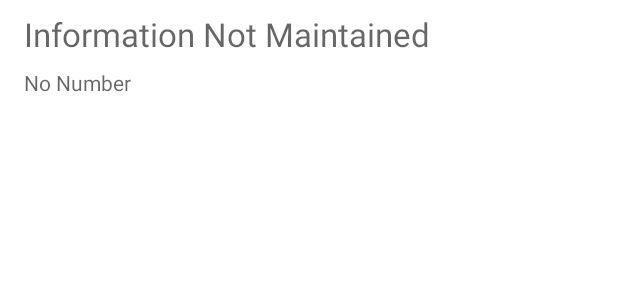
After one commit to kmt81282/myContactList, an Android app: the layout list_item.xml on its own in the app's theme, with its tools: preview values and no code run, on a phone screen of 412 x 824 dp. The commit adds this screen. Shown: the top 300 px of the screen. Run offline under Robolectric (Android 15) with nearby library versions, the phone set to English and light mode, and no system bars.

Commit message:
Chages to correct bugs

```diff
--- a/app/src/main/java/com/example/mycontactslistv3/ContactDBHelper.java
+++ b/app/src/main/java/com/example/mycontactslistv3/ContactDBHelper.java
@@ -28,7 +28,7 @@ public class ContactDBHelper extends SQLiteOpenHelper {
             "create table contact (_id integer primary key AUTOINCREMENT,"
             + "contactname text not null, streetaddress text,"
             + "city text, state text, zipcode text,"
-            + "cellnumber text, email text, birthday text);";
+            + "phonenumber text, cellnumber text, email text, birthday text);";
 
     public ContactDBHelper(Context context) {
         super(context, DATABASE_NAME, null, DATABASE_VERSION);
--- a/app/src/main/res/layout/activity_contact_settings.xml
+++ b/app/src/main/res/layout/activity_contact_settings.xml
@@ -97,7 +97,7 @@
             android:layout_width="match_parent"
             android:layout_height="wrap_content"
             android:minHeight="48dp"
-            android:text="RadioButton"
+            android:text="Birthday"
             tools:ignore="TouchTargetSizeCheck" />
     </RadioGroup>
 
--- /dev/null
+++ b/app/src/main/res/layout/list_item.xml
@@ -0,0 +1,48 @@
+<?xml version="1.0" encoding="utf-8"?>
+<androidx.constraintlayout.widget.ConstraintLayout xmlns:android="http://schemas.android.com/apk/res/android"
+    xmlns:app="http://schemas.android.com/apk/res-auto"
+    xmlns:tools="http://schemas.android.com/tools"
+    android:id="@+id/constraintLayout"
+    style="@style/ConstraintLayout"
+    android:layout_width="match_parent"
+    android:layout_height="wrap_content">
+
+    <TextView
+        android:id="@+id/textContactName"
+        android:layout_width="wrap_content"
+        android:layout_height="wrap_content"
+        android:layout_marginStart="16dp"
+        android:layout_marginTop="8dp"
+        android:hint="@string/information_missing"
+        android:textColor="@color/system_blue"
+        android:textSize="@dimen/text_size_large"
+        app:layout_constraintStart_toStartOf="parent"
+        app:layout_constraintTop_toTopOf="parent" />
+
+    <TextView
+        android:id="@+id/textPhoneNumber"
+        android:layout_width="wrap_content"
+        android:layout_height="wrap_content"
+        android:layout_marginStart="16dp"
+        android:layout_marginTop="8dp"
+        android:layout_marginBottom="8dp"
+        android:hint="@string/no_number"
+        app:layout_constraintBottom_toBottomOf="parent"
+        app:layout_constraintStart_toStartOf="parent"
+        app:layout_constraintTop_toBottomOf="@+id/textContactName" />
+
+    <Button
+        android:id="@+id/buttonDeleteContact"
+        android:layout_width="wrap_content"
+        android:layout_height="wrap_content"
+        android:layout_marginTop="8dp"
+        android:layout_marginEnd="16dp"
+        android:layout_marginBottom="8dp"
+        android:background="@color/system_transparent"
+        android:text="@string/delete"
+        android:textColor="@color/system_red"
+        android:visibility="invisible"
+        app:layout_constraintBottom_toBottomOf="parent"
+        app:layout_constraintEnd_toEndOf="parent"
+        app:layout_constraintTop_toTopOf="parent" />
+</androidx.constraintlayout.widget.ConstraintLayout>
--- a/app/src/main/res/values/colors.xml
+++ b/app/src/main/res/values/colors.xml
@@ -13,4 +13,8 @@
     <color name="navbar_background">#1a1a48</color>
     <color name="toolbar_background">#bebebe</color>
     <color name="dialog_button_color">#26C6DA</color>
+    <color name="system_red">#ff0000</color>
+    <color name="system_transparent">#00000000</color>
+    <color name="system_blue">#0000ff</color>
+
 </resources>
--- a/app/src/main/res/values/strings.xml
+++ b/app/src/main/res/values/strings.xml
@@ -19,4 +19,7 @@
     <string name="change">Change</string>
     <string name="cancel">Cancel</string>
     <string name="select">Select</string>
+    <string name="information_missing">Information Not Maintained</string>
+    <string name="delete">Delete</string>
+    <string name="no_number">No Number</string>
 </resources>
--- /dev/null
+++ b/app/src/main/res/values/styles.xml
@@ -0,0 +1,8 @@
+<?xml version="1.0" encoding="utf-8"?>
+<resources>
+
+    <style name="ConstraintLayout">
+        <item name="android:layout_width">match_parent</item>
+        <item name="android:layout_height">match_parent</item>
+    </style>
+</resources>
```
Also changed, not shown: app/src/main/java/com/example/mycontactslistv3/ContactAdapter.java (added, +88 -0 lines), app/src/main/java/com/example/mycontactslistv3/ContactDataSource.java (+75 -7 lines), app/src/main/java/com/example/mycontactslistv3/ContactListActivity.java (+93 -0 lines), app/src/main/res/layout/activity_contact_list.xml (+13 -0 lines), app/src/main/res/layout/simple_item_view.xml (added, +12 -0 lines), app/src/main/res/values/dimens.xml (added, +10 -0 lines), 1 other file.
